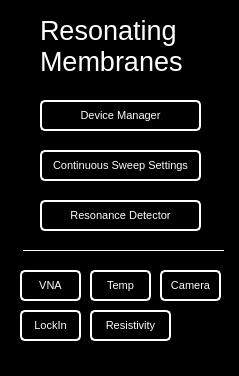
Above: rds_master.ui from floriantheuss/RDS_measure before the change. Below: the same form after it.
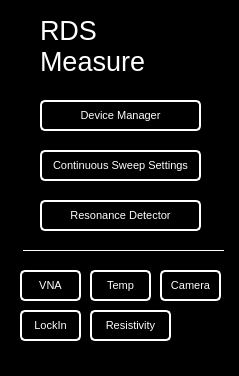
That is the form after the change.

Commit message: update line edit to reflect new RDS name

```diff
--- a/rds_master.ui
+++ b/rds_master.ui
@@ -40,8 +40,8 @@
 font: 20pt &quot;Arial&quot;;</string>
     </property>
     <property name="text">
-     <string>Resonating
-Membranes</string>
+     <string>RDS
+Measure</string>
     </property>
    </widget>
    <widget class="QPushButton" name="ResonanceDetectorButton">
```
Left out of the diff: 2 changed lines with no effect on the pictures.
